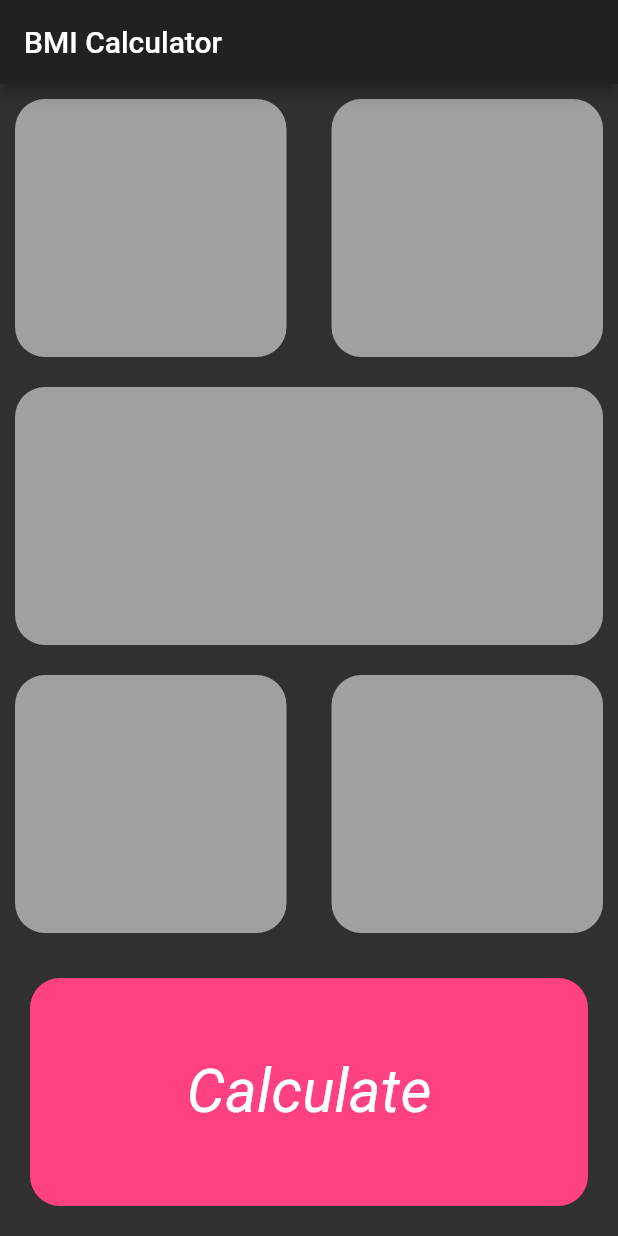
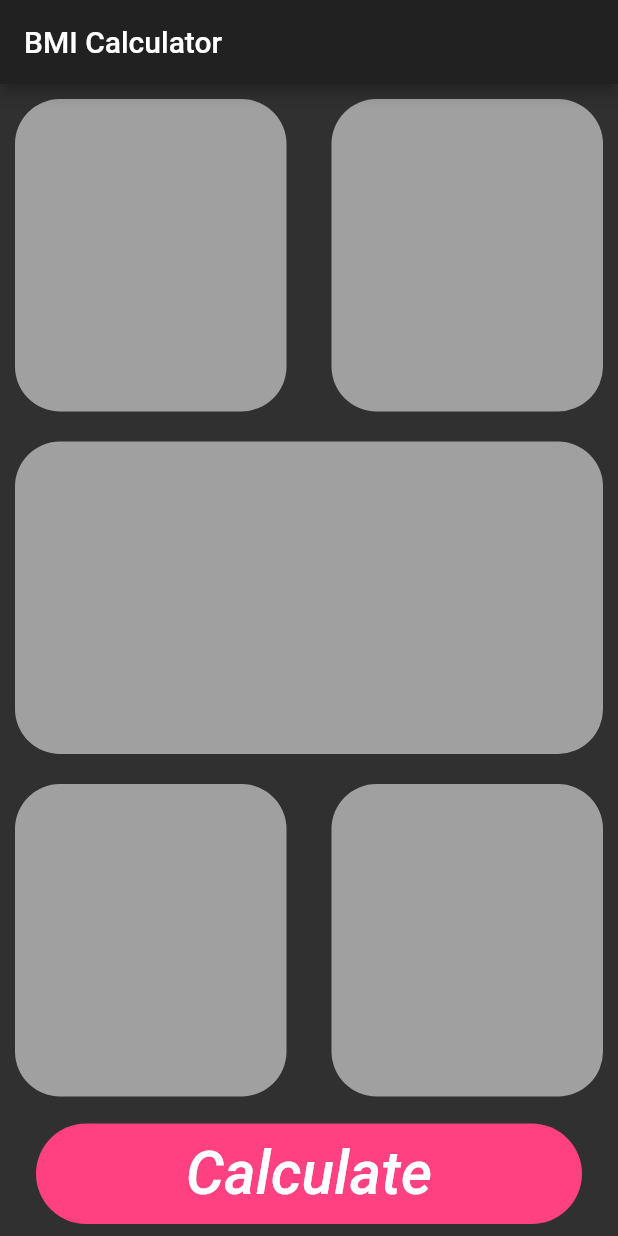
Before and after one commit to ankit-kumar7/BMI-Calculator, a Flutter app: the screen it shows after launch, on a phone screen of 412 x 824 dp. Run offline on Flutter 3.47's test engine with Material 2 defaults, Android fonts, the phone set to English and light mode, and no system bars.

Commit message:
layout degin

```diff
--- a/lib/mainpage.dart
+++ b/lib/mainpage.dart
@@ -19,41 +19,52 @@ class _MainPageState extends State<MainPage> {
             Expanded(
               child: Row(
                 children: <Widget>[
-                  Layout(),
+                  Expanded(
+                    child: Layout(),
+                  ),
                   SizedBox(
                     width: 10.0,
                   ),
-                  Layout(),
-                ],
+                  Expanded(
+                    child: Layout(),
                   ),
-            ),
-            Layout(),
-            Expanded(
-              child: Row(
-                children: <Widget>[
-                  Layout(),
-                  SizedBox(
-                    width: 10.0,
-                  ),
-                  Layout(),
                 ],
               ),
             ),
             Expanded(
+              child: Layout(),
+            ),
+            Expanded(
+              child: Row(
+                children: <Widget>[
+                  Expanded(
+                    child: Layout(),
+                  ),
+                  SizedBox(
+                    width: 10.0,
+                  ),
+                  Expanded(
+                    child: Layout(),
+                  ),
+                ],
+              ),
+            ),
+            FlatButton(
               child: Container(
-               width: double.infinity,
+                margin: const EdgeInsets.all(8.0),
+                padding: const EdgeInsets.all(10.0),
                 child: Center(
                   child: Text("Calculate",
                   style: TextStyle(
+                    fontSize: 40.0,
                     fontStyle: FontStyle.italic,
-                   fontSize: 40.0,
                     color: Colors.white,
                   ),),
                 ),
-             margin: const EdgeInsets.all(20.0),
+                width:double.infinity,
                 decoration: BoxDecoration(
                   color: Colors.pinkAccent,
-                  borderRadius: BorderRadius.circular(20.0),
+                  borderRadius: BorderRadius.circular(40.0),
                 ),
               ),
             ),
@@ -71,13 +82,11 @@ class Layout extends StatelessWidget {
 
   @override
   Widget build(BuildContext context) {
-    return Expanded(
-      child: Container(
+    return Container(
       margin: const EdgeInsets.all(10.0),
       decoration: BoxDecoration(
         color: Colors.white54,
-          borderRadius: BorderRadius.circular(20.0),
-        ),
+        borderRadius: BorderRadius.circular(30.0),
       ),
                   );
   }
--- a/pubspec.yaml
+++ b/pubspec.yaml
@@ -28,6 +28,8 @@ dependencies:
   # The following adds the Cupertino Icons font to your application.
   # Use with the CupertinoIcons class for iOS style icons.
   cupertino_icons: ^0.1.3
+  font_awesome_flutter: ^8.8.1
+
 
 dev_dependencies:
   flutter_test:
```
Also changed, not shown: pubspec.lock. Lines whose indentation alone changed are shown as unchanged.
